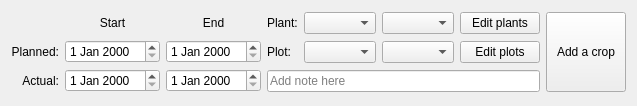
Qt form src/gui/gui_widgets/EditCropWidget.ui (MickaelG/tomate_cpp) before a commit.
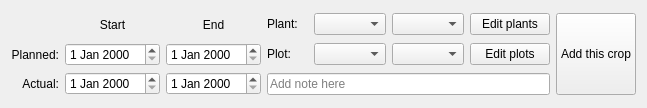
The same form after that commit. Custom widgets are drawn as their Qt base class.

Commit message: button text update

What changed in the file:
```diff
--- a/src/gui/gui_widgets/EditCropWidget.ui
+++ b/src/gui/gui_widgets/EditCropWidget.ui
@@ -6,8 +6,8 @@
    <rect>
     <x>0</x>
     <y>0</y>
-    <width>561</width>
-    <height>106</height>
+    <width>647</width>
+    <height>108</height>
    </rect>
   </property>
   <property name="windowTitle">
@@ -175,7 +175,7 @@
       </sizepolicy>
      </property>
      <property name="text">
-      <string>Add a crop</string>
+      <string>Add this crop</string>
      </property>
     </widget>
    </item>
```
